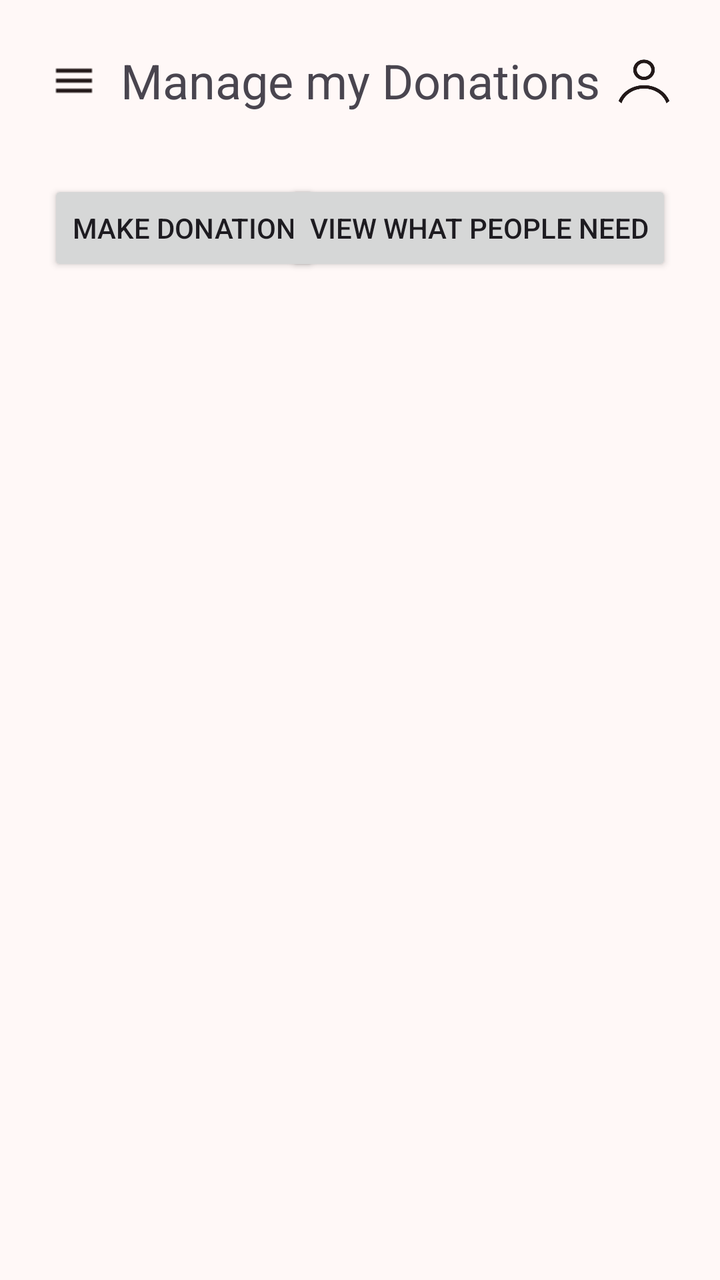
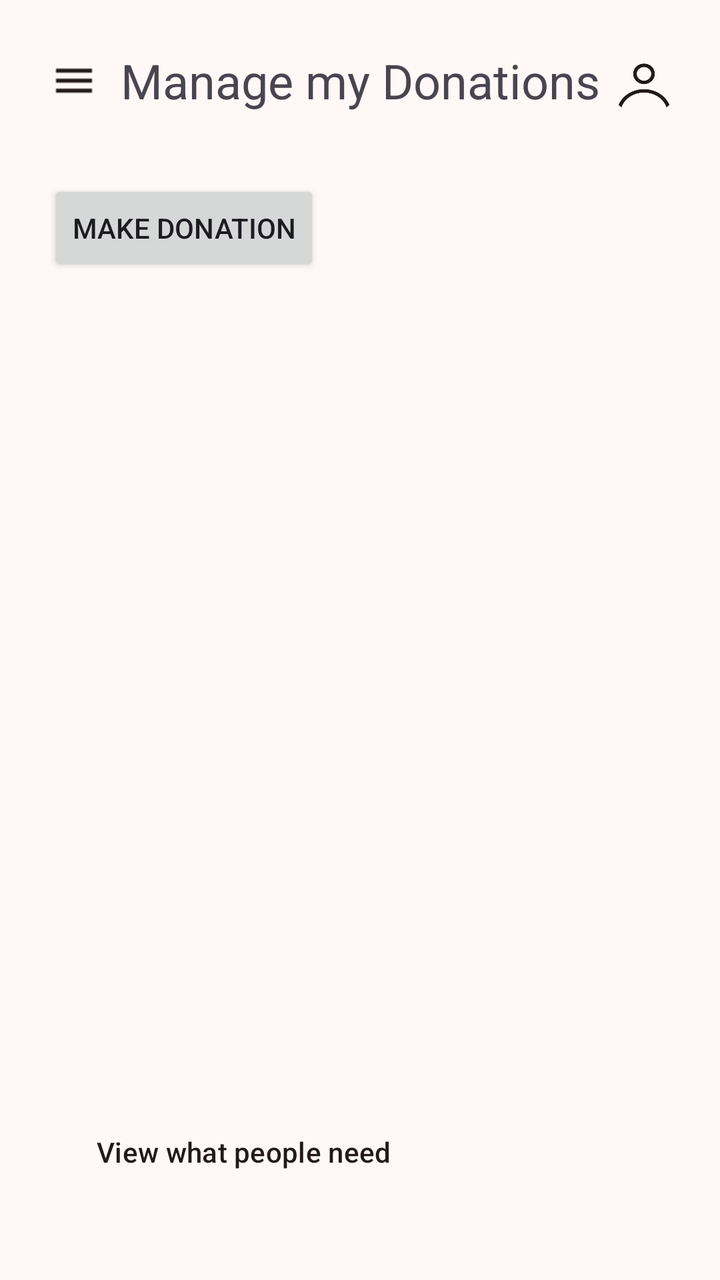

Two renders of the same Android screen: before a commit and after it. Below are the layout's source before the change and the commit's diff.
<!-- AndroidManifest.xml: application theme Theme.LendAHand -->
<!-- res/layout/activity_manage_my_donations.xml -->
<?xml version="1.0" encoding="utf-8"?>
<androidx.constraintlayout.widget.ConstraintLayout xmlns:android="http://schemas.android.com/apk/res/android"
    xmlns:app="http://schemas.android.com/apk/res-auto"
    xmlns:tools="http://schemas.android.com/tools"
    android:id="@+id/main"
    android:layout_width="match_parent"
    android:layout_height="match_parent"
    tools:context=".manageMyDonations">

    <TextView
        android:id="@+id/viewProfileHeader"
        android:layout_width="wrap_content"
        android:layout_height="wrap_content"
        android:layout_marginTop="24dp"
        android:text="@string/manage_my_donations"
        android:textSize="24sp"
        app:layout_constraintEnd_toEndOf="parent"
        app:layout_constraintStart_toStartOf="parent"
        app:layout_constraintTop_toTopOf="parent" />

    <ImageButton
        android:id="@+id/imageButton"
        android:layout_width="50dp"
        android:layout_height="44dp"
        android:layout_marginStart="12dp"
        style="@style/icon"
        android:onClick="menuBtnClick"
        android:src="@drawable/menu_icon"
        app:layout_constraintBottom_toBottomOf="@+id/viewProfileHeader"
        app:layout_constraintStart_toStartOf="parent"
        app:layout_constraintTop_toTopOf="@+id/viewProfileHeader" />

    <ImageButton
        android:id="@+id/imageButton2"
        android:scaleType="fitCenter"
        android:layout_width="36dp"
        android:layout_height="36dp"
        android:layout_marginEnd="20dp"
        style="@style/icon"
        android:onClick="viewProfileOnClick"
        android:src="@drawable/defaultprofilepicture"
        app:layout_constraintBottom_toBottomOf="@+id/viewProfileHeader"
        app:layout_constraintEnd_toEndOf="parent"
        app:layout_constraintTop_toTopOf="@+id/viewProfileHeader"
        app:layout_constraintVertical_bias="1.0" />

    <Button
        android:id="@+id/newDonateButton"
        android:layout_width="wrap_content"
        android:layout_height="wrap_content"
        android:layout_marginStart="24dp"
        android:layout_marginTop="90dp"
        android:onClick="newDonationButtonClick"
        android:text="@string/make_donation"
        app:layout_constraintStart_toStartOf="parent"
        app:layout_constraintTop_toTopOf="parent" />

    <Button
        android:id="@+id/viewReqItemButton"
        android:layout_width="wrap_content"
        android:layout_height="wrap_content"
        android:layout_marginTop="90dp"
        android:layout_marginEnd="24dp"
        android:onClick="viewWhatPeopleNeedClick"
        android:text="@string/view_what_people_need"
        app:layout_constraintEnd_toEndOf="parent"
        app:layout_constraintTop_toTopOf="parent" />

    <androidx.recyclerview.widget.RecyclerView
        android:id="@+id/recyclerViewManageDonations"
        android:layout_width="0dp"
        android:layout_height="0dp"
        android:layout_marginTop="12dp"
        app:layout_constraintBottom_toBottomOf="parent"
        app:layout_constraintEnd_toEndOf="parent"
        app:layout_constraintHorizontal_bias="1.0"
        app:layout_constraintStart_toStartOf="parent"
        app:layout_constraintTop_toBottomOf="@+id/viewReqItemButton" />

</androidx.constraintlayout.widget.ConstraintLayout>
<!-- resources referenced by this layout -->
<resources>
  <string name="make_donation">Make donation</string>
  <string name="manage_my_donations">Manage my Donations</string>
  <string name="view_what_people_need">View what people need</string>
  <style name="icon">
          <item name="tint">?attr/colorOnSurface</item>
          <item name="android:background">@android:color/transparent</item>
      </style>
  <style name="Theme.LendAHand" parent="AppTheme">
      
      <item name="android:navigationBarColor">@android:color/transparent</item>
      <item name="android:statusBarColor">@android:color/transparent</item>
      <item name="android:windowLightStatusBar">?attr/isLightTheme</item>
    </style>
  <style name="ChipTheme" parent="Widget.Material3.Chip.Assist">
          <item name="chipBackgroundColor">@color/chip_color</item>
  
      </style>
  <color name="md_theme_primary">#613935</color>
  <color name="md_theme_onPrimary">#FFFFFF</color>
  <color name="md_theme_primaryContainer">#FFDAD6</color>
  <color name="md_theme_onPrimaryContainer">#754944</color>
  <color name="md_theme_secondary">#904A42</color>
  <color name="md_theme_onSecondary">#FFFFFF</color>
  <color name="md_theme_secondaryContainer">#FFDAD5</color>
  <color name="md_theme_onSecondaryContainer">#73342C</color>
  <color name="md_theme_tertiary">#8E4D2E</color>
  <color name="md_theme_onTertiary">#FFFFFF</color>
  <color name="md_theme_tertiaryContainer">#FFDBCC</color>
  <color name="md_theme_onTertiaryContainer">#713619</color>
  <color name="md_theme_error">#8F4C37</color>
  <color name="md_theme_onError">#FFFFFF</color>
  <color name="md_theme_errorContainer">#FFDBD1</color>
  <color name="md_theme_onErrorContainer">#723522</color>
  <color name="md_theme_background">#FFF8F7</color>
  <color name="md_theme_onBackground">#231918</color>
  <color name="md_theme_surface">#FFF8F7</color>
  <color name="md_theme_onSurface">#231919</color>
  <color name="md_theme_surfaceVariant">#F5DDDA</color>
  <color name="md_theme_onSurfaceVariant">#534341</color>
  <color name="md_theme_outline">#857371</color>
  <color name="md_theme_outlineVariant">#D8C2BF</color>
  <color name="md_theme_inverseSurface">#382E2D</color>
  <color name="md_theme_inverseOnSurface">#FFEDEB</color>
  <color name="md_theme_inversePrimary">#FFB4AB</color>
  <color name="md_theme_primaryFixed">#FFDAD6</color>
  <color name="md_theme_onPrimaryFixed">#3B0907</color>
  <color name="md_theme_primaryFixedDim">#FFB4AB</color>
  <color name="md_theme_onPrimaryFixedVariant">#73332D</color>
  <color name="md_theme_secondaryFixed">#FFDAD5</color>
  <color name="md_theme_onSecondaryFixed">#3B0906</color>
  <color name="md_theme_secondaryFixedDim">#FFB4AA</color>
  <color name="md_theme_onSecondaryFixedVariant">#73342C</color>
  <color name="md_theme_tertiaryFixed">#FFDBCC</color>
  <color name="md_theme_onTertiaryFixed">#351000</color>
  <color name="md_theme_tertiaryFixedDim">#FFB695</color>
  <color name="md_theme_onTertiaryFixedVariant">#713619</color>
  <color name="md_theme_surfaceDim">#E8D6D5</color>
  <color name="md_theme_surfaceBright">#FFF8F7</color>
  <color name="md_theme_surfaceContainerLowest">#FFFFFF</color>
  <color name="md_theme_surfaceContainerLow">#FFF0EF</color>
  <color name="md_theme_surfaceContainer">#FCEAE8</color>
  <color name="md_theme_surfaceContainerHigh">#F6E4E3</color>
  <color name="md_theme_surfaceContainerHighest">#F0DEDD</color>
  <!-- unchanged entries left out for length: 3 -->
</resources>

<!-- the commit's change to res/layout/activity_manage_my_donations.xml (unified diff, before → after) -->
@@ -20,10 +20,10 @@
 
     <ImageButton
         android:id="@+id/imageButton"
+        style="@style/icon"
         android:layout_width="50dp"
         android:layout_height="44dp"
         android:layout_marginStart="12dp"
-        style="@style/icon"
         android:onClick="menuBtnClick"
         android:src="@drawable/menu_icon"
         app:layout_constraintBottom_toBottomOf="@+id/viewProfileHeader"
@@ -32,17 +32,16 @@
 
     <ImageButton
         android:id="@+id/imageButton2"
-        android:scaleType="fitCenter"
+        style="@style/icon"
         android:layout_width="36dp"
         android:layout_height="36dp"
         android:layout_marginEnd="20dp"
-        style="@style/icon"
         android:onClick="viewProfileOnClick"
+        android:scaleType="fitCenter"
         android:src="@drawable/defaultprofilepicture"
         app:layout_constraintBottom_toBottomOf="@+id/viewProfileHeader"
         app:layout_constraintEnd_toEndOf="parent"
-        app:layout_constraintTop_toTopOf="@+id/viewProfileHeader"
-        app:layout_constraintVertical_bias="1.0" />
+        app:layout_constraintTop_toTopOf="@+id/viewProfileHeader" />
 
     <Button
         android:id="@+id/newDonateButton"
@@ -55,26 +54,27 @@
         app:layout_constraintStart_toStartOf="parent"
         app:layout_constraintTop_toTopOf="parent" />
 
-    <Button
-        android:id="@+id/viewReqItemButton"
-        android:layout_width="wrap_content"
-        android:layout_height="wrap_content"
-        android:layout_marginTop="90dp"
-        android:layout_marginEnd="24dp"
-        android:onClick="viewWhatPeopleNeedClick"
-        android:text="@string/view_what_people_need"
-        app:layout_constraintEnd_toEndOf="parent"
-        app:layout_constraintTop_toTopOf="parent" />
-
     <androidx.recyclerview.widget.RecyclerView
         android:id="@+id/recyclerViewManageDonations"
         android:layout_width="0dp"
         android:layout_height="0dp"
         android:layout_marginTop="12dp"
+        android:layout_marginBottom="4dp"
+        app:layout_constraintBottom_toTopOf="@id/viewReqItemButton"
+        app:layout_constraintEnd_toEndOf="parent"
+        app:layout_constraintStart_toStartOf="parent"
+        app:layout_constraintTop_toBottomOf="@+id/newDonateButton" />
+
+    <Button
+        android:id="@+id/viewReqItemButton"
+        style="@style/AltButtonTheme"
+        android:layout_width="wrap_content"
+        android:layout_height="wrap_content"
+        android:layout_marginStart="24dp"
+        android:layout_marginBottom="40dp"
+        android:onClick="viewWhatPeopleNeedClick"
+        android:text="@string/view_what_people_need"
         app:layout_constraintBottom_toBottomOf="parent"
-        app:layout_constraintEnd_toEndOf="parent"
-        app:layout_constraintHorizontal_bias="1.0"
-        app:layout_constraintStart_toStartOf="parent"
-        app:layout_constraintTop_toBottomOf="@+id/viewReqItemButton" />
+        app:layout_constraintStart_toStartOf="parent" />
 
 </androidx.constraintlayout.widget.ConstraintLayout>
<!-- resource entries referenced after the edit -->
@@ -3,6 +3,11 @@
   <string name="make_donation">Make donation</string>
   <string name="manage_my_donations">Manage my Donations</string>
   <string name="view_what_people_need">View what people need</string>
+  <style name="AltButtonTheme" parent="Widget.Material3.Button">
+          <item name="backgroundTint">?attr/colorSurfaceContainerHigh</item>
+          <item name="android:textColor">?attr/colorOnSurface</item>
+          <item name="iconTint">?attr/colorOnSurface</item>
+      </style>
   <style name="icon">
           <item name="tint">?attr/colorOnSurface</item>
           <item name="android:background">@android:color/transparent</item>
